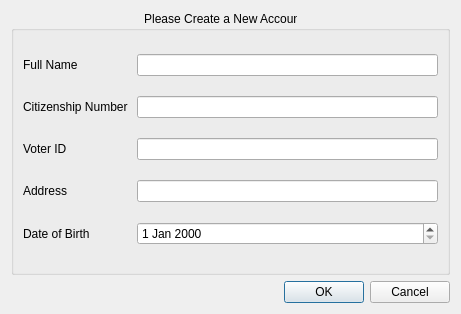
Old version of the form signup.ui in the repository PrekshyaDawadi/E-Matdaan.
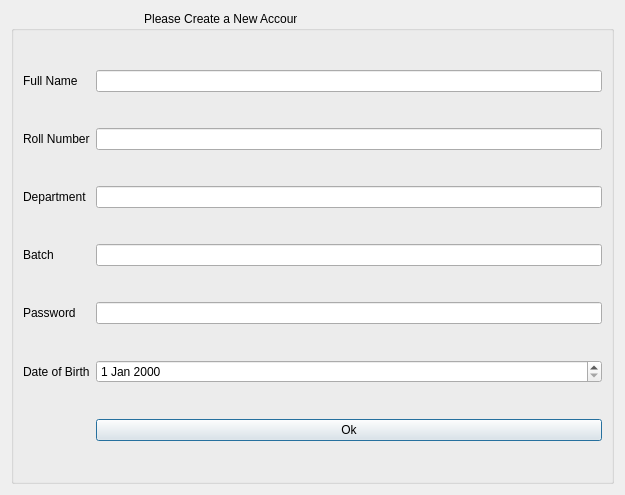
New version of the form.

```diff
--- a/signup.ui
+++ b/signup.ui
@@ -6,50 +6,43 @@
    <rect>
     <x>0</x>
     <y>0</y>
-    <width>461</width>
-    <height>314</height>
+    <width>625</width>
+    <height>495</height>
    </rect>
   </property>
   <property name="windowTitle">
    <string>Dialog</string>
   </property>
   <layout class="QGridLayout" name="gridLayout_2">
-   <item row="2" column="0">
-    <widget class="QDialogButtonBox" name="buttonBox">
-     <property name="orientation">
-      <enum>Qt::Horizontal</enum>
-     </property>
-     <property name="standardButtons">
-      <set>QDialogButtonBox::Cancel|QDialogButtonBox::Ok</set>
-     </property>
-    </widget>
-   </item>
    <item row="1" column="0">
     <widget class="QGroupBox" name="groupBox">
      <property name="title">
       <string>                                        Please Create a New Account</string>
      </property>
      <layout class="QGridLayout" name="gridLayout">
+      <item row="0" column="2">
+       <widget class="QLineEdit" name="lineEdit_Name"/>
+      </item>
       <item row="1" column="2">
        <widget class="QLineEdit" name="lineEdit_2"/>
       </item>
-      <item row="4" column="2">
+      <item row="2" column="2">
+       <widget class="QLineEdit" name="lineEdit_Department"/>
+      </item>
+      <item row="6" column="2">
+       <widget class="QPushButton" name="SignupOK">
+        <property name="text">
+         <string>Ok</string>
+        </property>
+       </widget>
+      </item>
+      <item row="5" column="2">
        <widget class="QDateEdit" name="dateEdit"/>
       </item>
       <item row="1" column="0">
        <widget class="QLabel" name="label_2">
         <property name="text">
-         <string>Citizenship Number </string>
-        </property>
-       </widget>
-      </item>
-      <item row="2" column="2">
-       <widget class="QLineEdit" name="lineEdit_3"/>
-      </item>
-      <item row="2" column="0">
-       <widget class="QLabel" name="label_3">
-        <property name="text">
-         <string>Voter ID</string>
+         <string>Roll Number</string>
         </property>
        </widget>
       </item>
@@ -60,25 +53,39 @@
         </property>
        </widget>
       </item>
-      <item row="4" column="0">
-       <widget class="QLabel" name="label_5">
+      <item row="3" column="2">
+       <widget class="QLineEdit" name="lineEdit_Batch"/>
+      </item>
+      <item row="2" column="0">
+       <widget class="QLabel" name="label_3">
         <property name="text">
-         <string>Date of Birth</string>
+         <string>Department</string>
         </property>
        </widget>
       </item>
-      <item row="0" column="2">
-       <widget class="QLineEdit" name="lineEdit"/>
-      </item>
       <item row="3" column="0">
        <widget class="QLabel" name="label_4">
         <property name="text">
-         <string>Address</string>
+         <string>Batch</string>
         </property>
        </widget>
       </item>
-      <item row="3" column="2">
-       <widget class="QLineEdit" name="lineEdit_4"/>
+      <item row="5" column="0">
+       <widget class="QLabel" name="label_5">
+        <property name="text">
+         <string>Date of Birth</string>
+        </property>
+       </widget>
+      </item>
+      <item row="4" column="2">
+       <widget class="QLineEdit" name="lineEdit_Password"/>
+      </item>
+      <item row="4" column="0">
+       <widget class="QLabel" name="label_6">
+        <property name="text">
+         <string>Password</string>
+        </property>
+       </widget>
       </item>
      </layout>
     </widget>
```
Left out of the diff: 37 changed lines with no effect on the pictures.
